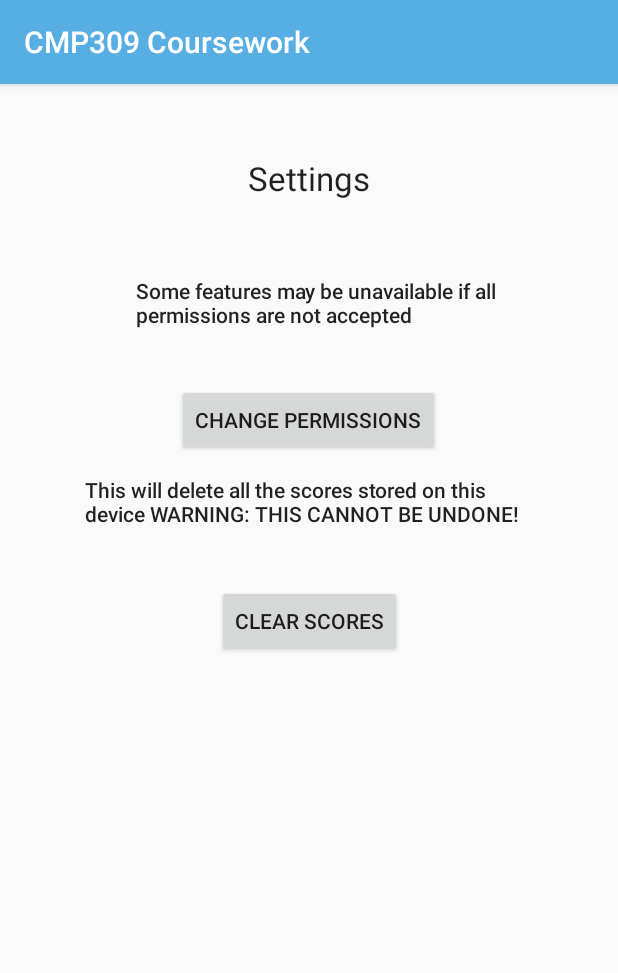
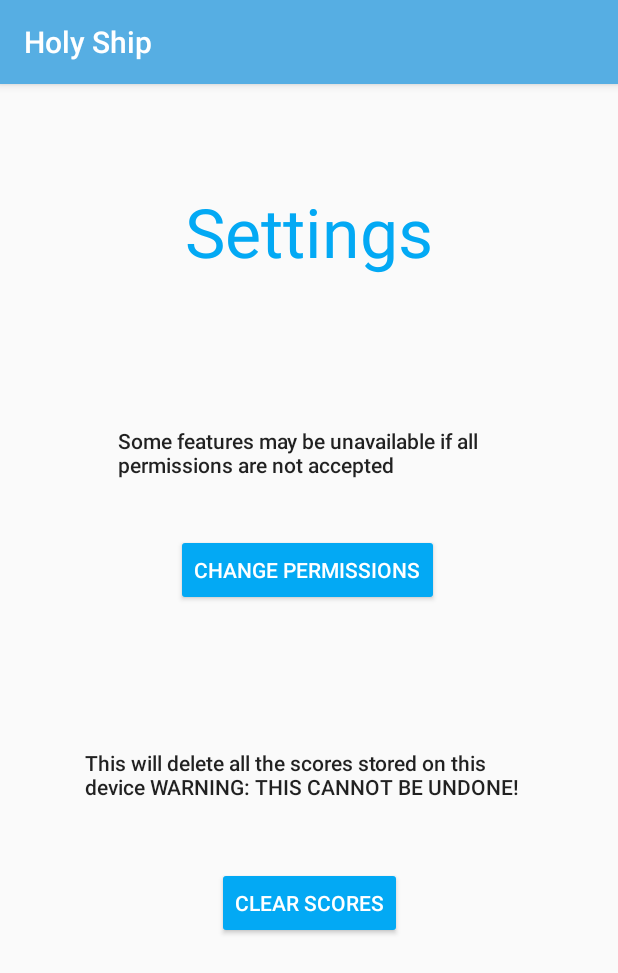
Before and after one commit to 1320071/CMP309, an Android app: the screen it shows after launch (activity_settings), after a tap on "SETTINGS", on a phone screen of 412 x 824 dp. Shown: the top 973 px of the screen. Run offline under Robolectric (Android 15) with nearby library versions, the phone set to English and light mode, and no system bars.

```diff
--- a/app/src/main/AndroidManifest.xml
+++ b/app/src/main/AndroidManifest.xml
@@ -5,6 +5,7 @@
     <uses-permission android:name="android.permission.ACCESS_COARSE_LOCATION"/>
     <uses-permission android:name="android.permission.ACCESS_FINE_LOCATION" />
     <uses-permission android:name="android.permission.INTERNET" />
+    <uses-permission android:name="android.permission.SEND_SMS"/>
     <uses-feature
     android:name="android.hardware.sensor.proximity"
     android:required="true" />
--- a/app/src/main/java/com/example/cmp309coursework/LocationClass.java
+++ /dev/null
@@ -1,4 +0,0 @@
-package com.example.cmp309coursework;
-
-interface LocationClass {
-}
--- a/app/src/main/java/com/example/cmp309coursework/database_helper.java
+++ b/app/src/main/java/com/example/cmp309coursework/database_helper.java
@@ -169,7 +169,7 @@ public class database_helper extends SQLiteOpenHelper {
         } catch (Exception e)
         {
             Log.d(TAG, "This failed, no results?" + e);
-            output = ("No results, stop looking at the scoreboard and play the bloody game");
+            output = ("No results, stop looking at the scoreboard and play the game!");
         }
         return output;
     }
--- a/app/src/main/java/com/example/cmp309coursework/main_activity.java
+++ b/app/src/main/java/com/example/cmp309coursework/main_activity.java
@@ -34,14 +34,13 @@ public class main_activity extends AppCompatActivity implements View.OnClickList
     {
         Log.d("Main Activity", "Start");
 
+        new setUp();
+
         super.onCreate(savedInstanceState);
         setContentView(R.layout.activity_main);
 
         LocationManager locationManager = (LocationManager) this.getSystemService(Context.LOCATION_SERVICE);
-        database_helper database = new database_helper(this);
-        database.addExampleData();
 
-        Log.d(TAG, "Created db in main:"+ database.createCreateString());
 
         // Set button listeners
         final Button play = findViewById(R.id.playBttn);
@@ -65,7 +64,7 @@ public class main_activity extends AppCompatActivity implements View.OnClickList
                 public void onClick(DialogInterface dialogInterface, int i)
                 {
                     Log.d(TAG, "Asking for permissions");
-                    requestPermissions(new String[]{Manifest.permission.ACCESS_COARSE_LOCATION, Manifest.permission.INTERNET}, R.string.app_name); // TODO: confirm these are all the perms I need
+                    requestPermissions(new String[]{Manifest.permission.ACCESS_COARSE_LOCATION, Manifest.permission.INTERNET, Manifest.permission.SEND_SMS}, R.string.app_name);
                 }
             });
 
@@ -105,8 +104,6 @@ public class main_activity extends AppCompatActivity implements View.OnClickList
         @Override
         public void onLocationChanged(final Location location)
         {
-            new Thread(new Runnable(){
-                public void run(){
             try
             {
                 Log.d(TAG, "Set up location listener");
@@ -130,9 +127,7 @@ public class main_activity extends AppCompatActivity implements View.OnClickList
             {
                 Log.e(TAG, "error getting location: " + e);
             }
-                }
-            });
-        }
+        };
 
         @Override
         public void onStatusChanged(String provider, int status, Bundle extras)
@@ -155,4 +150,15 @@ public class main_activity extends AppCompatActivity implements View.OnClickList
         }
     };
 
+    private class setUp implements Runnable
+    {
+        @Override
+        public void run() {
+            android.os.Process.setThreadPriority(android.os.Process.THREAD_PRIORITY_BACKGROUND);
+            database_helper database = new database_helper(main_activity.this);
+            database.addExampleData();
+            Log.d(TAG, "Created db in main:"+ database.createCreateString());
         }
+    }
+
+}
--- a/app/src/main/res/layout-land/activity_main.xml
+++ b/app/src/main/res/layout-land/activity_main.xml
@@ -10,7 +10,9 @@
         android:id="@+id/scoreBttn"
         android:layout_width="wrap_content"
         android:layout_height="wrap_content"
+        android:backgroundTint="#03A9F4"
         android:text="High Scores"
+        android:textColor="#FFFFFF"
         app:layout_constraintBottom_toBottomOf="parent"
         app:layout_constraintEnd_toStartOf="@+id/playBttn"
         app:layout_constraintStart_toStartOf="parent"
@@ -20,7 +22,9 @@
         android:id="@+id/playBttn"
         android:layout_width="wrap_content"
         android:layout_height="wrap_content"
+        android:backgroundTint="#03A9F4"
         android:text="Play Game"
+        android:textColor="#FFFFFF"
         app:layout_constraintBottom_toBottomOf="parent"
         app:layout_constraintEnd_toEndOf="parent"
         app:layout_constraintStart_toStartOf="parent"
@@ -30,7 +34,9 @@
         android:id="@+id/settingsBttn"
         android:layout_width="wrap_content"
         android:layout_height="wrap_content"
+        android:backgroundTint="#03A9F4"
         android:text="Settings"
+        android:textColor="#FFFFFF"
         app:layout_constraintBottom_toBottomOf="parent"
         app:layout_constraintEnd_toEndOf="parent"
         app:layout_constraintStart_toEndOf="@+id/playBttn"
--- a/app/src/main/res/layout-land/activity_settings.xml
+++ b/app/src/main/res/layout-land/activity_settings.xml
@@ -1,6 +1,75 @@
 <?xml version="1.0" encoding="utf-8"?>
-<LinearLayout xmlns:android="http://schemas.android.com/apk/res/android"
+<androidx.constraintlayout.widget.ConstraintLayout xmlns:android="http://schemas.android.com/apk/res/android"
+    xmlns:app="http://schemas.android.com/apk/res-auto"
+    xmlns:tools="http://schemas.android.com/tools"
     android:orientation="vertical" android:layout_width="match_parent"
     android:layout_height="match_parent">
 
-</LinearLayout>
+    <Button
+        android:id="@+id/permsBttn"
+        android:layout_width="wrap_content"
+        android:layout_height="wrap_content"
+        android:layout_marginBottom="144dp"
+        android:backgroundTint="#03A9F4"
+        android:text="Change Permissions"
+        android:textColor="#FFFFFF"
+        app:layout_constraintBottom_toBottomOf="parent"
+        app:layout_constraintEnd_toEndOf="parent"
+        app:layout_constraintHorizontal_bias="0.499"
+        app:layout_constraintStart_toStartOf="parent"
+        app:layout_constraintTop_toBottomOf="@+id/titleText"
+        app:layout_constraintVertical_bias="0.549" />
+
+    <TextView
+        android:id="@+id/clearScoresText"
+        android:layout_width="298dp"
+        android:layout_height="79dp"
+        android:layout_marginTop="32dp"
+        android:text="@string/clear_scores_warning"
+        android:textAppearance="@style/TextAppearance.AppCompat.Body2"
+        app:layout_constraintBottom_toTopOf="@+id/clearScoresBttn"
+        app:layout_constraintEnd_toEndOf="parent"
+        app:layout_constraintHorizontal_bias="0.498"
+        app:layout_constraintStart_toStartOf="parent"
+        app:layout_constraintTop_toBottomOf="@+id/permsBttn"
+        app:layout_constraintVertical_bias="0.0" />
+
+    <Button
+        android:id="@+id/clearScoresBttn"
+        android:layout_width="wrap_content"
+        android:layout_height="wrap_content"
+        android:backgroundTint="#03A9F4"
+        android:text="Clear Scores"
+        android:textColor="#FFFFFF"
+        app:layout_constraintBottom_toBottomOf="parent"
+        app:layout_constraintEnd_toEndOf="parent"
+        app:layout_constraintStart_toStartOf="parent"
+        app:layout_constraintTop_toBottomOf="@+id/permsBttn"
+        app:layout_constraintVertical_bias="0.516" />
+
+    <TextView
+        android:id="@+id/permsText"
+        android:layout_width="255dp"
+        android:layout_height="72dp"
+        android:layout_marginTop="21dp"
+        android:text="@string/permission_warning"
+        android:textAppearance="@style/TextAppearance.AppCompat.Body2"
+        app:layout_constraintBottom_toTopOf="@+id/permsBttn"
+        app:layout_constraintEnd_toEndOf="parent"
+        app:layout_constraintStart_toStartOf="parent"
+        app:layout_constraintTop_toBottomOf="@+id/titleText" />
+
+    <TextView
+        android:id="@+id/titleText"
+        android:layout_width="158dp"
+        android:layout_height="51dp"
+        android:text="Settings"
+        android:textAppearance="@style/TextAppearance.AppCompat.Display1"
+        android:textColor="#03A9F4"
+        app:layout_constraintBottom_toBottomOf="parent"
+        app:layout_constraintEnd_toEndOf="parent"
+        app:layout_constraintHorizontal_bias="0.525"
+        app:layout_constraintStart_toStartOf="parent"
+        app:layout_constraintTop_toTopOf="parent"
+        app:layout_constraintVertical_bias="0.102" />
+</androidx.constraintlayout.widget.ConstraintLayout>
--- a/app/src/main/res/layout/activity_main.xml
+++ b/app/src/main/res/layout/activity_main.xml
@@ -12,7 +12,9 @@
         android:id="@+id/scoreBttn"
         android:layout_width="wrap_content"
         android:layout_height="wrap_content"
+        android:backgroundTint="#03A9F4"
         android:text="High Scores"
+        android:textColor="#FFFFFF"
         app:layout_constraintBottom_toTopOf="@+id/playBttn"
         app:layout_constraintEnd_toEndOf="parent"
         app:layout_constraintStart_toStartOf="parent"
@@ -22,7 +24,9 @@
         android:id="@+id/playBttn"
         android:layout_width="wrap_content"
         android:layout_height="wrap_content"
+        android:backgroundTint="#03A9F4"
         android:text="Play Game"
+        android:textColor="#FFFFFF"
         app:layout_constraintBottom_toBottomOf="parent"
         app:layout_constraintEnd_toEndOf="parent"
         app:layout_constraintStart_toStartOf="parent"
@@ -32,7 +36,9 @@
         android:id="@+id/settingsBttn"
         android:layout_width="wrap_content"
         android:layout_height="wrap_content"
+        android:backgroundTint="#03A9F4"
         android:text="Settings"
+        android:textColor="#FFFFFF"
         app:layout_constraintBottom_toBottomOf="parent"
         app:layout_constraintEnd_toEndOf="parent"
         app:layout_constraintStart_toStartOf="parent"
--- a/app/src/main/res/layout/activity_scores.xml
+++ b/app/src/main/res/layout/activity_scores.xml
@@ -12,6 +12,8 @@
         android:layout_width="wrap_content"
         android:layout_height="wrap_content"
         android:text="High Scores!"
+        android:textAppearance="@style/TextAppearance.AppCompat.Display2"
+        android:textColor="#03A9F4"
         app:layout_constraintBottom_toBottomOf="parent"
         app:layout_constraintEnd_toEndOf="parent"
         app:layout_constraintHorizontal_bias="0.498"
--- a/app/src/main/res/layout/activity_settings.xml
+++ b/app/src/main/res/layout/activity_settings.xml
@@ -6,42 +6,48 @@
     android:layout_width="match_parent"
     android:layout_height="match_parent">
 
+
     <TextView
         android:id="@+id/titleText"
         android:layout_width="wrap_content"
         android:layout_height="wrap_content"
         android:layout_marginTop="48dp"
         android:text="Settings"
-        android:textAppearance="@style/TextAppearance.AppCompat.Large"
+        android:textAppearance="@style/TextAppearance.AppCompat.Display2"
+        android:textColor="#03A9F4"
         app:layout_constraintBottom_toTopOf="@+id/permsBttn"
         app:layout_constraintEnd_toEndOf="parent"
+        app:layout_constraintHorizontal_bias="0.501"
         app:layout_constraintStart_toStartOf="parent"
         app:layout_constraintTop_toTopOf="parent"
-        app:layout_constraintVertical_bias="0.0" />
+        app:layout_constraintVertical_bias="0.103" />
 
     <Button
         android:id="@+id/permsBttn"
         android:layout_width="wrap_content"
         android:layout_height="wrap_content"
+        android:backgroundTint="#03A9F4"
         android:text="Change Permissions"
+        android:textColor="#FFFFFF"
         app:layout_constraintBottom_toBottomOf="parent"
         app:layout_constraintEnd_toEndOf="parent"
-        app:layout_constraintHorizontal_bias="0.498"
+        app:layout_constraintHorizontal_bias="0.497"
         app:layout_constraintStart_toStartOf="parent"
         app:layout_constraintTop_toTopOf="parent"
-        app:layout_constraintVertical_bias="0.278" />
-
+        app:layout_constraintVertical_bias="0.417" />
 
     <Button
         android:id="@+id/clearScoresBttn"
         android:layout_width="wrap_content"
         android:layout_height="wrap_content"
+        android:backgroundTint="#03A9F4"
         android:text="Clear Scores"
+        android:textColor="#FFFFFF"
         app:layout_constraintBottom_toBottomOf="parent"
         app:layout_constraintEnd_toEndOf="parent"
         app:layout_constraintStart_toStartOf="parent"
         app:layout_constraintTop_toBottomOf="@+id/permsBttn"
-        app:layout_constraintVertical_bias="0.182" />
+        app:layout_constraintVertical_bias="0.468" />
 
     <TextView
         android:id="@+id/permsText"
@@ -52,7 +58,6 @@
         android:textAppearance="@style/TextAppearance.AppCompat.Body2"
         app:layout_constraintBottom_toTopOf="@+id/permsBttn"
         app:layout_constraintEnd_toEndOf="parent"
-        app:layout_constraintHorizontal_bias="0.579"
         app:layout_constraintStart_toStartOf="parent"
         app:layout_constraintTop_toTopOf="parent"
         app:layout_constraintVertical_bias="1.0" />
@@ -69,6 +74,6 @@
         app:layout_constraintHorizontal_bias="0.495"
         app:layout_constraintStart_toStartOf="parent"
         app:layout_constraintTop_toBottomOf="@+id/permsBttn"
-        app:layout_constraintVertical_bias="0.775" />
+        app:layout_constraintVertical_bias="1.0" />
 
 </androidx.constraintlayout.widget.ConstraintLayout>
--- a/app/src/main/res/values/strings.xml
+++ b/app/src/main/res/values/strings.xml
@@ -1,5 +1,5 @@
 <resources>
-    <string name="app_name">CMP309 Coursework</string>
+    <string name="app_name">Holy Ship</string>
     <string name="location_message">Please allow this application to access location data</string>
     <string name="permission_warning">Some features may be unavailable if all permissions are not accepted</string>
     <string name="clear_scores_warning">This will delete all the scores stored on this device WARNING: THIS CANNOT BE UNDONE!</string>
```
Also changed, not shown: app/src/main/java/com/example/cmp309coursework/activity_game.java (+64 -18 lines), app/src/main/java/com/example/cmp309coursework/activity_scores.java (+1 -7 lines), app/src/main/res/layout-land/activity_scores.xml (+5 -3 lines). Lines whose indentation alone changed are shown as unchanged.
